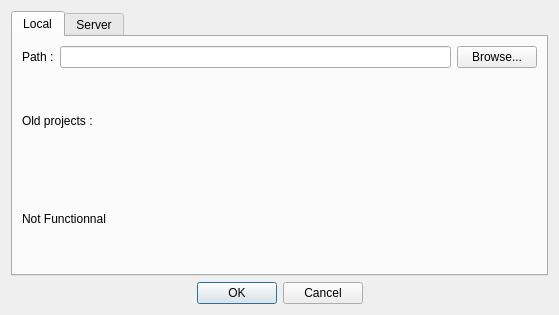
The window that ui/projectopendialog.ui (TwiceCast/TwiceCast-Client) describes before a commit, drawn with Qt 5.
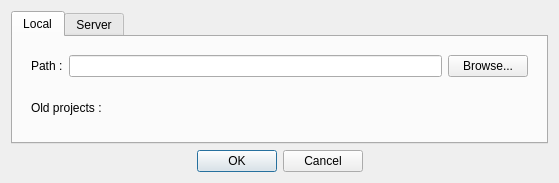
The same window after the commit.

Diff of the .ui file:
```diff
--- a/ui/projectopendialog.ui
+++ b/ui/projectopendialog.ui
@@ -7,7 +7,7 @@
     <x>0</x>
     <y>0</y>
     <width>559</width>
-    <height>315</height>
+    <height>183</height>
    </rect>
   </property>
   <property name="acceptDrops">
@@ -58,6 +58,13 @@
       </attribute>
       <layout class="QVBoxLayout" name="verticalLayout_2">
        <item>
+        <widget class="QWidget" name="pathWidget" native="true">
+         <property name="sizePolicy">
+          <sizepolicy hsizetype="Preferred" vsizetype="Maximum">
+           <horstretch>0</horstretch>
+           <verstretch>0</verstretch>
+          </sizepolicy>
+         </property>
         <layout class="QHBoxLayout" name="pathLayout">
          <item>
           <widget class="QLabel" name="pathLabel">
@@ -77,7 +84,11 @@
           </widget>
          </item>
         </layout>
+        </widget>
        </item>
+       <item alignment="Qt::AlignTop">
+        <widget class="QWidget" name="oldPathWidget" native="true">
+         <layout class="QVBoxLayout" name="verticalLayout_4">
        <item>
         <widget class="QLabel" name="oldLabel">
          <property name="text">
@@ -85,11 +96,7 @@
          </property>
         </widget>
        </item>
-       <item>
-        <widget class="QLabel" name="TODO">
-         <property name="text">
-          <string>Not Functionnal</string>
-         </property>
+         </layout>
         </widget>
        </item>
       </layout>
```
Lines whose indentation alone changed are shown as unchanged.
